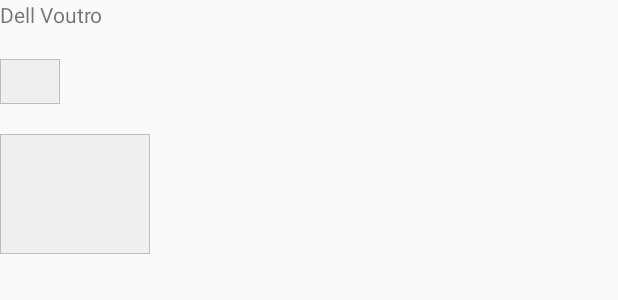
After one commit to linnguyen/QR_Device_ScannerV1, an Android app: the layout row_dialog.xml on its own in the app's theme, with its tools: preview values and no code run, on a phone screen of 412 x 824 dp. The commit adds this screen. Shown: the top 300 px of the screen. Run offline under Robolectric (Android 15) with nearby library versions, the phone set to English and light mode, and no system bars.

Commit message:
add dialogbox to item of listview android

```diff
--- a/app/src/main/java/com/example/ryne/qr_device_scanner/HttpHandler.java
+++ b/app/src/main/java/com/example/ryne/qr_device_scanner/HttpHandler.java
@@ -24,7 +24,7 @@ public class HttpHandler {
         String response = null;
         try {
             URL url = new URL(Config.URL+extendUrl);
-            Log.d("URL",Config.URL + extendUrl);
+           // Log.d("URL",Config.URL + extendUrl);
             HttpURLConnection connection = (HttpURLConnection) url.openConnection();
             connection.setRequestMethod("GET");
             // read the response
--- /dev/null
+++ b/app/src/main/res/layout/row_dialog.xml
@@ -0,0 +1,20 @@
+<?xml version="1.0" encoding="utf-8"?>
+<LinearLayout xmlns:android="http://schemas.android.com/apk/res/android"
+    android:orientation="vertical" android:layout_width="match_parent"
+    android:layout_height="match_parent">
+
+   <TextView
+     android:text="Dell Voutro"
+     android:layout_width="wrap_content"
+     android:layout_height="wrap_content" />
+    <EditText
+        android:layout_marginTop="30px"
+        android:background="@drawable/row_shape"
+        android:layout_width="40dp"
+        android:layout_height="30dp" />
+    <EditText
+        android:layout_marginTop="30px"
+        android:background="@drawable/row_shape"
+        android:layout_width="100dp"
+        android:layout_height="80dp" />
+</LinearLayout>
--- a/app/src/main/res/layout/row_item_inventory.xml
+++ b/app/src/main/res/layout/row_item_inventory.xml
@@ -2,7 +2,8 @@
 <RelativeLayout xmlns:android="http://schemas.android.com/apk/res/android"
     android:padding="@dimen/activity_horizontal_margin"
     android:layout_width="match_parent"
-    android:layout_height="match_parent">
+    android:layout_height="match_parent"
+    android:descendantFocusability="blocksDescendants">
     <ImageView
         android:id="@+id/imgDevice"
         android:src="@drawable/device"
@@ -25,6 +26,7 @@
         android:textAlignment="center"
         android:layout_centerVertical="true"
         android:layout_alignParentRight="true"
+        android:inputType="number"
         android:background="@drawable/zxing_result_view"
         android:layout_width="100px"
         android:layout_height="80px" />
```
Also changed, not shown: app/src/main/java/com/example/ryne/qr_device_scanner/Inventory.java (+85 -24 lines).
